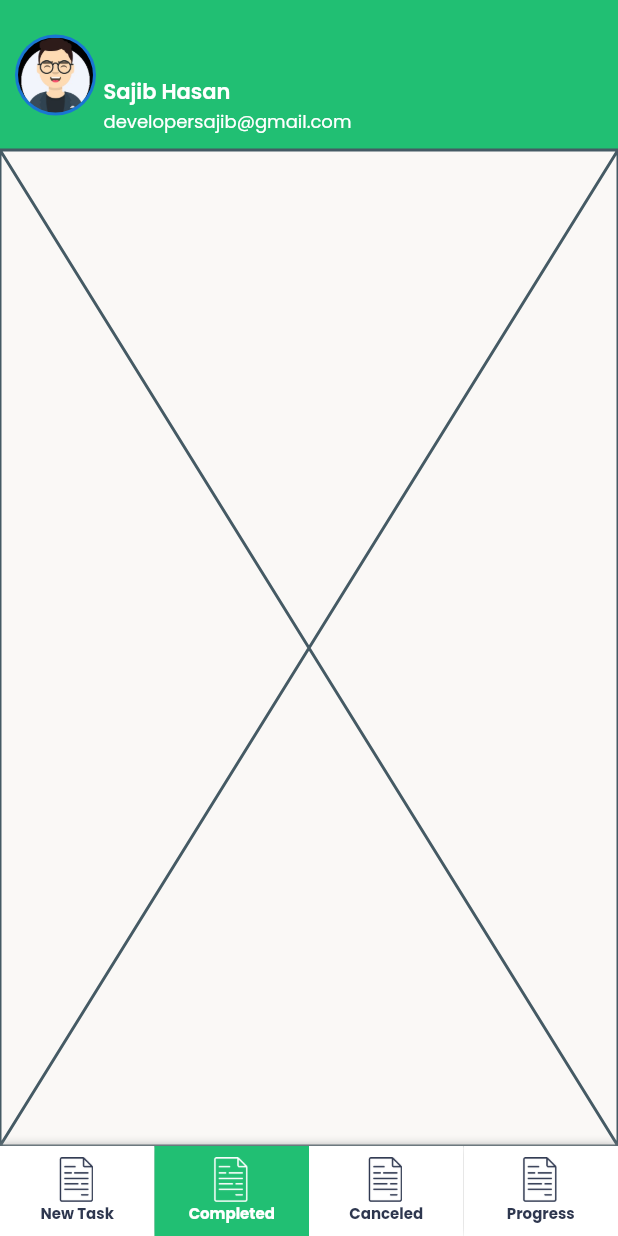
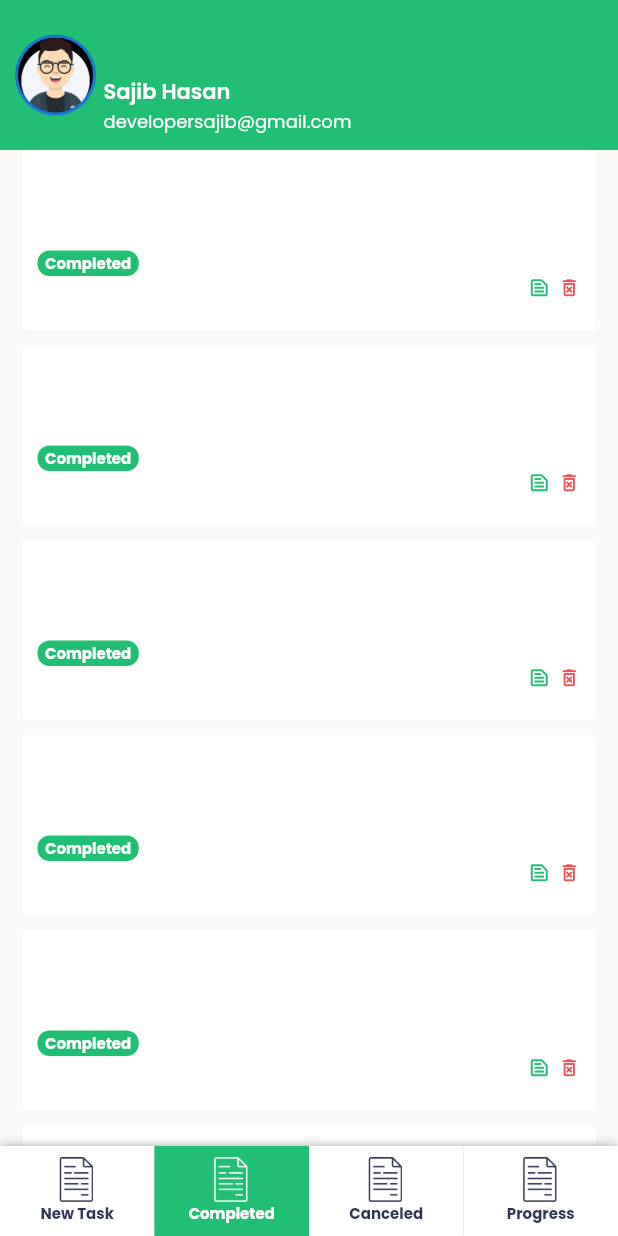
Before and after one commit to developerSajib88/CareTutors, a Flutter app: the BottomNavigationScreen screen opened directly, item 2 of the bottom bar chosen, on a phone screen of 412 x 824 dp. Run offline on Flutter 3.47's test engine with Material 2 defaults, Android fonts, the phone set to English and light mode, and no system bars; our stand-ins replace google_fonts, hive, hive_flutter; missing offline and left inert: onboarding_intro_screen; accounts and stored records are empty.

Commit message:
caretutors sign up screen complete

```diff
--- a/lib/main.dart
+++ b/lib/main.dart
@@ -1,13 +1,13 @@
 import 'package:caretutors/controller/auth_controller/auth_controller.dart';
 import 'package:caretutors/controller/navigation_controller/navigation_controller.dart';
 import 'package:caretutors/controller/onboarding_controller/onboarding_controller.dart';
+import 'package:caretutors/view/screen/auth_screen/sign_up_screen.dart';
 import 'package:flutter/material.dart';
 import 'package:hive/hive.dart';
 import 'package:hive_flutter/hive_flutter.dart';
 import 'package:provider/provider.dart';
 
 import 'theme/app_theme.dart';
-import 'view/screen/others_screen/splash_screen.dart';
 
 void main()async{
   WidgetsFlutterBinding.ensureInitialized();
@@ -29,7 +29,7 @@ class MyApp extends StatelessWidget {
     return MaterialApp(
       debugShowCheckedModeBanner: false,
       theme: AppTheme.themeData,
-      home: const SplashScreen(),
+      home: const SignUpScreen( ),
     );
   }
 }
--- a/lib/utils/app_colors.dart
+++ b/lib/utils/app_colors.dart
@@ -10,6 +10,7 @@ class AppColors{
   static const Color redColor = Color(0xffF15056);
   static const Color greyColor = Color(0xff989898);
   static const Color bgColor = Color(0xffFAF8F6);
+  static const Color darkGrey = Color(0xff5F5F5F);
 
   /// Default color
   static const Color defaultWhite = Colors.white;
--- a/lib/utils/app_constants.dart
+++ b/lib/utils/app_constants.dart
@@ -8,6 +8,13 @@ class AppConstants{
   static const String COMPLETED = "Completed";
   static const String PROGRESS = "Progress";
   static const String CANCELED = "Canceled";
+  static const String JOIN_WITH_US = "Join With Us";
+  static const String EMAIL = "Email";
+  static const String FIRST_NAME = "First Name";
+  static const String LAST_NAME = "Last Name";
+  static const String MOBILE = "Mobile";
+  static const String PASSWORD = "Password";
+  static const String CONFIRM_PASSWORD = "Confirm Password";
 
   /// Dummy Text
   static const String LOREM_TEXT = "Lorem Ipsum is simply dummy text";
--- a/lib/utils/font_styles.dart
+++ b/lib/utils/font_styles.dart
@@ -1,6 +1,49 @@
-import 'dart:ui';
+
+import 'package:flutter/material.dart';
+import 'package:google_fonts/google_fonts.dart';
+
+import 'app_colors.dart';
 
 class FontStyles{
+
+static TextStyle titleTextStyle = GoogleFonts.poppins(
+    fontSize: 15,
+    color: AppColors.blackColor,
+    fontWeight: FontWeight.w600
+);
+
+static TextStyle descriptionTextStyle = GoogleFonts.poppins(
+    fontSize: 10,
+    color: AppColors.darkGrey,
+    fontWeight: FontWeight.normal
+);
+
+static TextStyle dateTextStyle = GoogleFonts.poppins(
+    fontSize: 10,
+    color: AppColors.blackColor,
+    fontWeight: FontWeight.bold
+);
+
+static TextStyle statusTextStyle = GoogleFonts.poppins(
+    fontSize: 10,
+    color: AppColors.defaultWhite,
+    fontWeight: FontWeight.bold
+);
+
+
+static TextStyle headerTextStyle = GoogleFonts.poppins(
+  fontWeight: FontWeight.w600,
+  fontSize: 28,
+  color: AppColors.blackColor
+);
+
+
+static TextStyle subHeaderTextStyle = GoogleFonts.poppins(
+    fontWeight: FontWeight.normal,
+    fontSize: 13,
+    color: AppColors.greyColor
+);
+
 
 
 
--- a/lib/view/screen/navigation_screen/completed_task_screen.dart
+++ b/lib/view/screen/navigation_screen/completed_task_screen.dart
@@ -1,4 +1,7 @@
 import 'package:flutter/material.dart';
+
+import '../../../utils/app_colors.dart';
+import '../../widget/task_item_view.dart';
 
 class CompletedTaskScreen extends StatefulWidget {
   const CompletedTaskScreen({Key? key}) : super(key: key);
@@ -10,6 +13,19 @@ class CompletedTaskScreen extends StatefulWidget {
 class _CompletedTaskScreenState extends State<CompletedTaskScreen> {
   @override
   Widget build(BuildContext context) {
-    return const Placeholder();
+    return SizedBox(width: double.infinity,height: double.infinity,
+      child: ListView.builder(
+          itemBuilder: (context,index){
+            return TaskItemView(
+              statusColor: AppColors.greenColor,
+              statusName: "Completed",
+              title: '',
+              description: '',
+              publishDate: '',
+              getId: '',
+            );
+          }
+      ),
+    );
   }
 }
--- /dev/null
+++ b/lib/view/widget/task_item_view.dart
@@ -0,0 +1,90 @@
+
+import 'package:caretutors/utils/app_colors.dart';
+import 'package:flutter/material.dart';
+import 'package:google_fonts/google_fonts.dart';
+
+import '../../utils/font_styles.dart';
+
+class TaskItemView extends StatefulWidget {
+  Color statusColor;
+  String statusName;
+  String title;
+  String description;
+  String publishDate;
+  String getId;
+  TaskItemView({
+    Key? key,
+    required this.statusColor,
+    required this.statusName,
+    required this.title,
+    required this.description,
+    required this.publishDate,
+    required this.getId,
+  }) : super(key: key);
+
+  @override
+  State<TaskItemView> createState() => _TaskItemViewState();
+}
+
+class _TaskItemViewState extends State<TaskItemView> {
+  @override
+  Widget build(BuildContext context) {
+    return Padding(padding: const EdgeInsets.only(bottom: 10,left: 15,right: 15),
+      child: Container(width: double.infinity, height: 120,
+        decoration: BoxDecoration(borderRadius: BorderRadius.circular(3), color: AppColors.defaultWhite,),
+        child: Padding(padding: const EdgeInsets.all(10.0),
+          child: Column(crossAxisAlignment: CrossAxisAlignment.start,
+            children: [
+              Text(widget.title, style: FontStyles.titleTextStyle),
+              Text(widget.description, maxLines: 2, overflow: TextOverflow.ellipsis, style:FontStyles.descriptionTextStyle),
+
+              Text(widget.publishDate, style: FontStyles.dateTextStyle),
+
+              const SizedBox(height: 5.0,),
+
+              Row(
+                children: [
+
+                  Container(height: 17, alignment: Alignment.center,
+                    decoration: BoxDecoration(color: widget.statusColor, borderRadius: BorderRadius.circular(8),),
+                    child: Padding(padding: const EdgeInsets.symmetric(horizontal: 5),
+                      child: Text(widget.statusName, style: FontStyles.statusTextStyle,),
+                    ),
+                  ),
+
+                ],
+              ),
+
+              Row(
+                children: [
+
+                  const Spacer(),
+
+                  SizedBox(width: 15, height: 15,
+                    child: InkWell(
+                        onTap: (){},
+                        child: const Icon(Icons.text_snippet_outlined,color: AppColors.greenColor,size: 15,)
+                    ),
+                  ),
+
+                  const SizedBox(width: 5,),
+
+
+                  SizedBox(width: 15, height: 15,
+                    child: InkWell(
+                        onTap: (){
+                        },
+                        child: const Icon(Icons.delete_forever_outlined,color: AppColors.redColor,size: 15,)
+                    ),
+                  ),
+                ],
+              )
+
+            ],
+          ),
+        ),
+
+      ),
+    );
+  }
+}
```
Also changed, not shown: lib/view/screen/auth_screen/sign_up_screen.dart (added, +143 -0 lines), lib/view/screen/navigation_screen/cancel_task_screen.dart (+17 -1 lines), lib/view/screen/navigation_screen/progress_task_screen.dart (+17 -1 lines), lib/view/widget/custom_button.dart (added, +23 -0 lines), lib/view/widget/custom_text_form.dart (added, +58 -0 lines).
